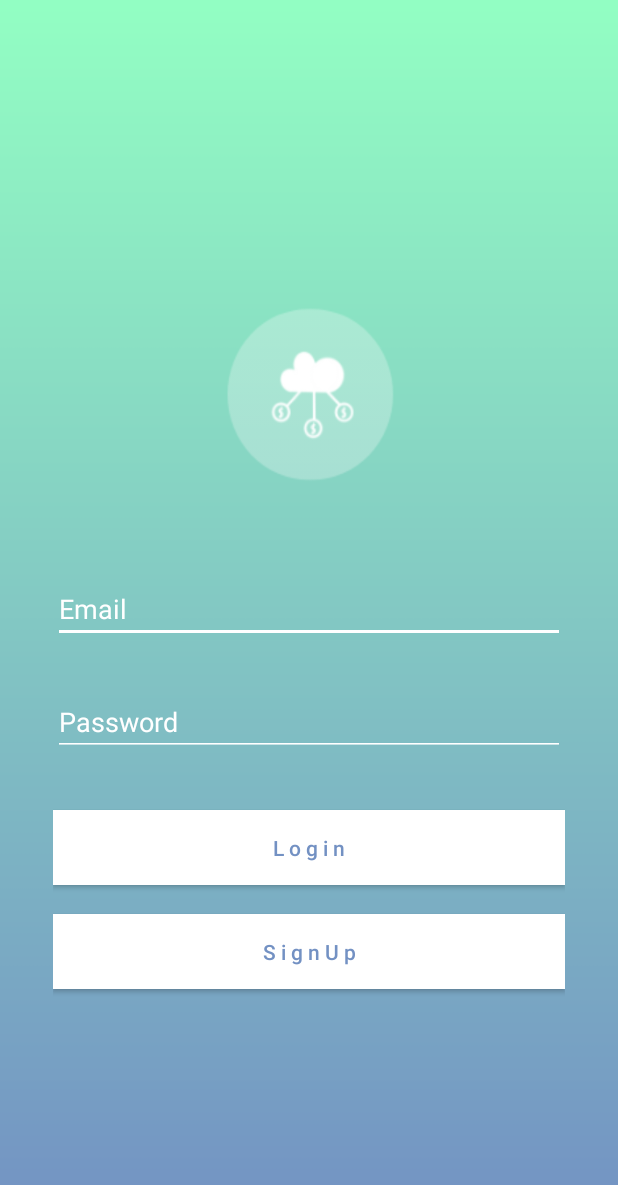
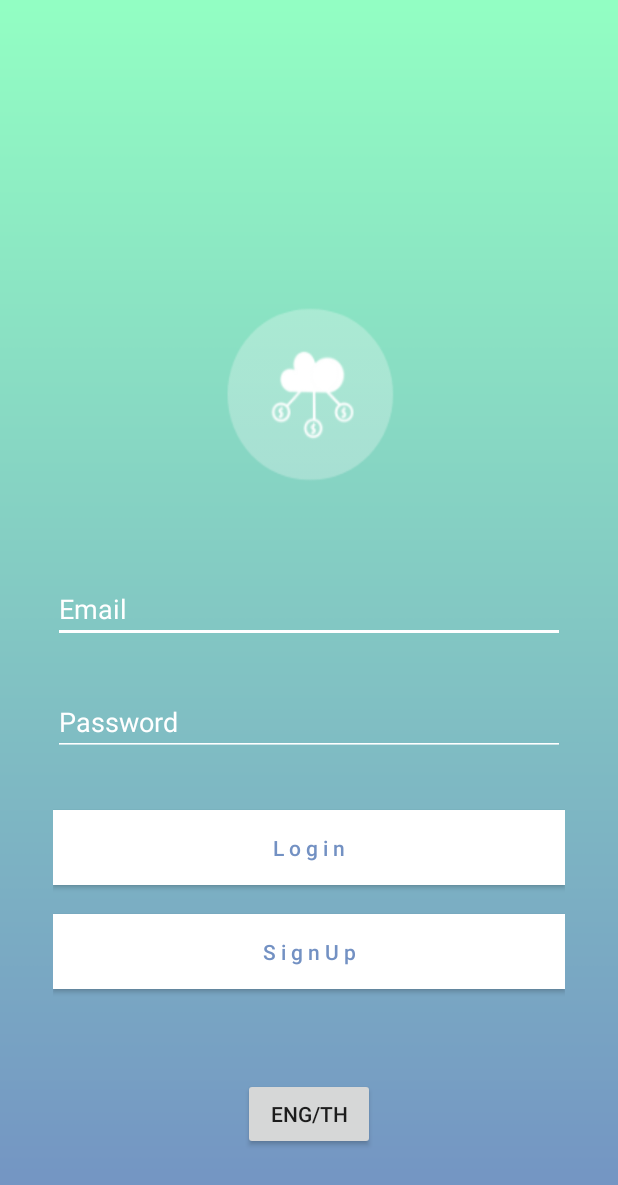
Before and after one commit to PurinatG-01/Wisdom, an Android app: the screen it shows after launch (LoginActivity), on a phone screen of 412 x 824 dp. Shown: the top 1185 px of the screen. Run offline under Robolectric (Android 15) with nearby library versions, the phone set to English and light mode, and no system bars; our stand-ins replace Firebase (no records; nobody signed in at launch, a user with empty details on screens opened directly); Roboto replaces fonts that are not available here.

Commit message:
added translation

```diff
--- a/app/src/main/java/com/example/wisdom/EventActivity.kt
+++ b/app/src/main/java/com/example/wisdom/EventActivity.kt
@@ -91,7 +91,7 @@ class EventActivity : AppCompatActivity() {
             return try {
                 val inputStream = URL(urlOfImage).openStream()
                 BitmapFactory.decodeStream(inputStream)
-            } catch (e: Exception) { // Catch the download exception
+            } catch (e:Exception) { // Catch the download exception
                 e.printStackTrace()
                 null
             }
--- a/app/src/main/java/com/example/wisdom/LoginActivity.kt
+++ b/app/src/main/java/com/example/wisdom/LoginActivity.kt
@@ -1,24 +1,84 @@
 package com.example.wisdom
 
+import android.app.Activity
+import android.app.AlertDialog
+import android.content.Context
 import android.content.Intent
+import android.content.res.Configuration
 import androidx.appcompat.app.AppCompatActivity
 import android.os.Bundle
 import android.view.View
+import android.widget.Button
 import com.google.firebase.auth.FirebaseAuth
 import kotlinx.android.synthetic.main.activity_login.*
+import java.util.*
 
 class LoginActivity : AppCompatActivity() {
     private lateinit var auth: FirebaseAuth
-
+    lateinit var mBtn : Button
 
     override fun onCreate(savedInstanceState: Bundle?) {
         super.onCreate(savedInstanceState)
         setContentView(R.layout.activity_login)
+        loadLocate()
 
         // ...
         // Initialize Firebase Auth
         auth = FirebaseAuth.getInstance()
+
+        mBtn = findViewById(R.id.mChangeLang)
+
+        mBtn.setOnClickListener {
+
+            showChangeLang()
+        }
     }
+
+    private fun showChangeLang() {
+
+        val listItmes = arrayOf("Thai","English")
+
+        val mBuilder = AlertDialog.Builder(this@LoginActivity)
+        mBuilder.setTitle("Choose Language")
+        mBuilder.setSingleChoiceItems(listItmes, -1) { dialog, which ->
+            if (which == 0) {
+                setLocate("th")
+                recreate()
+            } else if (which == 1) {
+                setLocate("en")
+                recreate()
+            }
+
+            dialog.dismiss()
+        }
+        val mDialog = mBuilder.create()
+
+        mDialog.show()
+
+    }
+
+    private fun setLocate(Lang: String?) {
+
+        val locale = Locale(Lang)
+
+        Locale.setDefault(locale)
+
+        val config = Configuration()
+
+        config.locale = locale
+        baseContext.resources.updateConfiguration(config, baseContext.resources.displayMetrics)
+
+        val editor = getSharedPreferences("Settings", Context.MODE_PRIVATE).edit()
+        editor.putString("My_Lang", Lang)
+        editor.apply()
+    }
+
+    private fun loadLocate() {
+        val sharedPreferences = getSharedPreferences("Settings", Activity.MODE_PRIVATE)
+        val language = sharedPreferences.getString("My_Lang", "")
+        setLocate(language)
+    }
+
 
 
     fun goSignup(view : View){
@@ -54,5 +114,23 @@ class LoginActivity : AppCompatActivity() {
     }
 
 
+//
+//    fun changeLanguage(view:View) {
+//        val mainAct = Intent(this, LoginActivity::class.java)
+//        var chg = ""
+//        val lang = ConfigurationCompat.getLocales(resources.configuration)[0]
+//        if (lang.toString() =="en") {
+//            chg= "th"
+//        } else if (lang.toString()=="th"){
+//            chg = "en"
+//        } else {
+//            chg = ""
+//        }
+//        setLocate(chg)
+//        startActivity(mainAct)
+//    }
+
+
+
 
 }
--- a/app/src/main/res/layout/activity_login.xml
+++ b/app/src/main/res/layout/activity_login.xml
@@ -7,7 +7,18 @@
     android:background="@drawable/bg"
     tools:context=".LoginActivity">
 
+    <Button
+        android:id="@+id/mChangeLang"
+        android:layout_width="wrap_content"
+        android:layout_height="wrap_content"
+        android:layout_marginBottom="57dp"
+        android:text="ENG/TH"
+        app:layout_constraintBottom_toBottomOf="parent"
+        app:layout_constraintEnd_toEndOf="parent"
+        app:layout_constraintStart_toStartOf="parent" />
+
     <androidx.constraintlayout.widget.ConstraintLayout
+        android:id="@+id/constraintLayout7"
         android:layout_width="@dimen/containerWidth"
         android:layout_height="@dimen/containerHeight"
         app:layout_constraintBottom_toBottomOf="parent"
@@ -109,5 +120,6 @@
             app:layout_constraintEnd_toEndOf="parent"
             app:layout_constraintStart_toStartOf="parent"
             app:layout_constraintTop_toBottomOf="@+id/imageView" />
+
     </androidx.constraintlayout.widget.ConstraintLayout>
 </androidx.constraintlayout.widget.ConstraintLayout>
--- a/app/src/main/res/menu/main_menu.xml
+++ b/app/src/main/res/menu/main_menu.xml
@@ -17,11 +17,6 @@
             android:title="Logout"
             android:onClick="onClickLogout"
             />
-<!--        <item-->
-<!--            android:id="@+id/nav_change"-->
-<!--            android:title="Change Language"-->
-<!--            android:onClick="chageLanguage"-->
-<!--            />-->
 
 
 
```
Also changed, not shown: app/src/main/java/com/example/wisdom/MainActivity.kt (+2 -26 lines), app/src/main/res/layout/activity_main.xml (+4 -4 lines), 1 other file.
